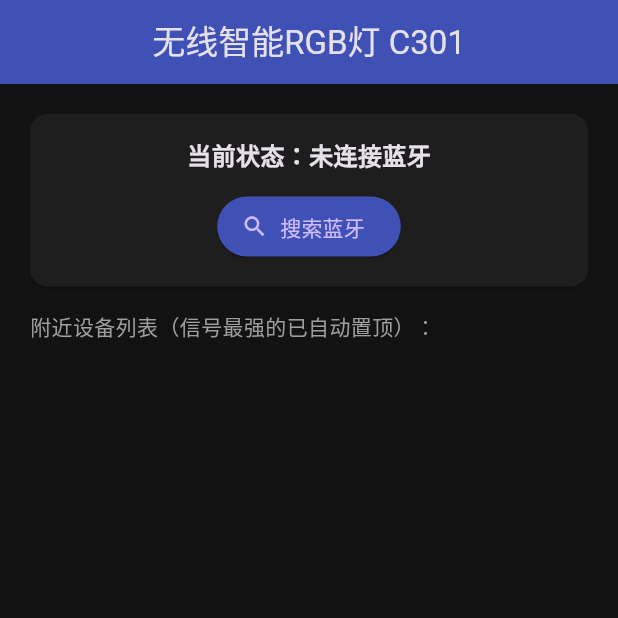
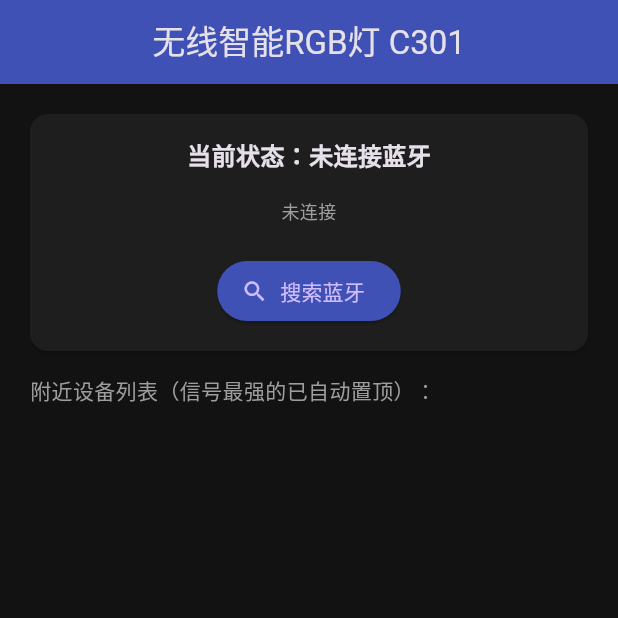
Before and after one commit to hxy987/hnu_led_system_all, a Flutter app: the screen it shows after launch, on a phone screen of 412 x 824 dp, the top half of it. Run offline on Flutter 3.47's test engine with Material 3 defaults, Android fonts, the phone set to English and light mode, and no system bars; our stand-ins replace flutter_blue_plus.

Commit message:
feat: 实现Flutter App与FPGA板之间的双向BLE通信
FPGA端 (cmd_parser v2.0):
- 重新设计帧同步状态机，改为主动搜索0x5A帧头
- 增加看门狗定时器，1ms超时自动复位
- 彻底解决字节错位导致的永久性死锁问题

Flutter端:
- 增加完整BLE服务和特征值诊断日志
- txChar为null时显式报错并更新UI状态
- 增加isServicesReady标志，TX通道未就绪时禁用所有控制按钮
- WriteWithoutResponse失败时自动回退到WriteWithResponse
- UI增加彩色状态指示器和错误信息显示

```diff
--- a/hnu_led_controller/lib/main.dart
+++ b/hnu_led_controller/lib/main.dart
@@ -70,6 +70,61 @@ class _HomeScreenState extends State<HomeScreen> {
                         style: const TextStyle(
                           fontSize: 16,
                           fontWeight: FontWeight.bold,
+                        ),
+                      ),
+                      const SizedBox(height: 8),
+                      // 【诊断】显示详细蓝牙状态（含TX通道就绪状态）
+                      Container(
+                        width: double.infinity,
+                        padding: const EdgeInsets.all(8),
+                        decoration: BoxDecoration(
+                          color: bleWatch.isServicesReady
+                              ? Colors.green.withOpacity(0.15)
+                              : (bleWatch.connectedDevice != null
+                                  ? Colors.orange.withOpacity(0.15)
+                                  : Colors.transparent),
+                          borderRadius: BorderRadius.circular(6),
+                          border: Border.all(
+                            color: bleWatch.isServicesReady
+                                ? Colors.green
+                                : (bleWatch.connectedDevice != null
+                                    ? Colors.orange
+                                    : Colors.transparent),
+                          ),
+                        ),
+                        child: Text(
+                          bleWatch.statusMessage,
+                          style: TextStyle(
+                            fontSize: 12,
+                            fontFamily: 'monospace',
+                            color: bleWatch.isServicesReady
+                                ? Colors.greenAccent
+                                : (bleWatch.connectedDevice != null
+                                    ? Colors.orangeAccent
+                                    : Colors.grey),
+                          ),
+                          textAlign: TextAlign.center,
+                        ),
+                      ),
+                      // 【诊断】显示最近的错误信息
+                      if (bleWatch.lastError.isNotEmpty)
+                        Container(
+                          width: double.infinity,
+                          margin: const EdgeInsets.only(top: 4),
+                          padding: const EdgeInsets.all(8),
+                          decoration: BoxDecoration(
+                            color: Colors.red.withOpacity(0.15),
+                            borderRadius: BorderRadius.circular(6),
+                            border: Border.all(color: Colors.red),
+                          ),
+                          child: Text(
+                            bleWatch.lastError,
+                            style: const TextStyle(
+                              fontSize: 11,
+                              fontFamily: 'monospace',
+                              color: Colors.redAccent,
+                            ),
+                            textAlign: TextAlign.center,
                           ),
                         ),
                       const SizedBox(height: 12),
@@ -197,10 +252,29 @@ class _HomeScreenState extends State<HomeScreen> {
                       "纯红",
                       Colors.red,
                       0x0F,
-                    ), // 十六进制掩码参数
-                    _buildColorButton(context, "纯绿", Colors.green, 0xF0),
-                    _buildColorButton(context, "全亮", Colors.white, 0xFF),
-                    _buildColorButton(context, "全灭", Colors.grey, 0x00),
+                      bleWatch.isServicesReady,
+                    ),
+                    _buildColorButton(
+                      context,
+                      "纯绿",
+                      Colors.green,
+                      0xF0,
+                      bleWatch.isServicesReady,
+                    ),
+                    _buildColorButton(
+                      context,
+                      "全亮",
+                      Colors.white,
+                      0xFF,
+                      bleWatch.isServicesReady,
+                    ),
+                    _buildColorButton(
+                      context,
+                      "全灭",
+                      Colors.grey,
+                      0x00,
+                      bleWatch.isServicesReady,
+                    ),
                   ],
                 ),
                 const SizedBox(height: 24),
@@ -217,10 +291,12 @@ class _HomeScreenState extends State<HomeScreen> {
                     child: Column(
                       children: [
                         ElevatedButton(
-                          onPressed: () => bleWatch.sendProtocolCmd(
+                          onPressed: bleWatch.isServicesReady
+                              ? () => bleWatch.sendProtocolCmd(
                                     0x02,
                                     _currentSpeed.toInt(),
-                          ),
+                                  )
+                              : null,
                           style: ElevatedButton.styleFrom(
                             backgroundColor: Colors.teal,
                             minimumSize: const Size.fromHeight(45),
@@ -233,7 +309,11 @@ class _HomeScreenState extends State<HomeScreen> {
                           max: 30.0,
                           divisions: 29,
                           label: "速度阻尼: ${_currentSpeed.toInt()}",
-                          onChanged: (value) {
+                          activeColor: bleWatch.isServicesReady
+                              ? Colors.teal
+                              : Colors.grey,
+                          onChanged: bleWatch.isServicesReady
+                              ? (value) {
                                   setState(() {
                                     _currentSpeed = value;
                                   });
@@ -242,7 +322,8 @@ class _HomeScreenState extends State<HomeScreen> {
                                     0x02,
                                     _currentSpeed.toInt(),
                                   );
-                          },
+                                }
+                              : null,
                         ),
                         const Text(
                           "提示：滑动条数值越小，FPGA计数器溢出越快，流水速度越炫酷！",
@@ -261,7 +342,9 @@ class _HomeScreenState extends State<HomeScreen> {
                 ),
                 const SizedBox(height: 8),
                 ElevatedButton(
-                  onPressed: () => bleWatch.sendProtocolCmd(0x03, 0x00),
+                  onPressed: bleWatch.isServicesReady
+                      ? () => bleWatch.sendProtocolCmd(0x03, 0x00)
+                      : null,
                   style: ElevatedButton.styleFrom(
                     backgroundColor: Colors.purple,
                     minimumSize: const Size.fromHeight(45),
@@ -314,13 +397,16 @@ class _HomeScreenState extends State<HomeScreen> {
     String label,
     Color color,
     int maskParam,
+    bool enabled,
   ) {
     return ElevatedButton(
-      onPressed: () {
+      onPressed: enabled
+          ? () {
               context.read<BleController>().sendProtocolCmd(0x01, maskParam);
-      },
+            }
+          : null,
       style: ElevatedButton.styleFrom(
-        backgroundColor: color.withOpacity(0.8),
+        backgroundColor: enabled ? color.withOpacity(0.8) : Colors.grey,
         foregroundColor: Colors.black,
         textStyle: const TextStyle(fontWeight: FontWeight.bold),
       ),
```
Also changed, not shown: hnu_led_controller/lib/bluetooth_controller.dart (+187 -13 lines), 1 other file. Lines whose indentation alone changed are shown as unchanged.
